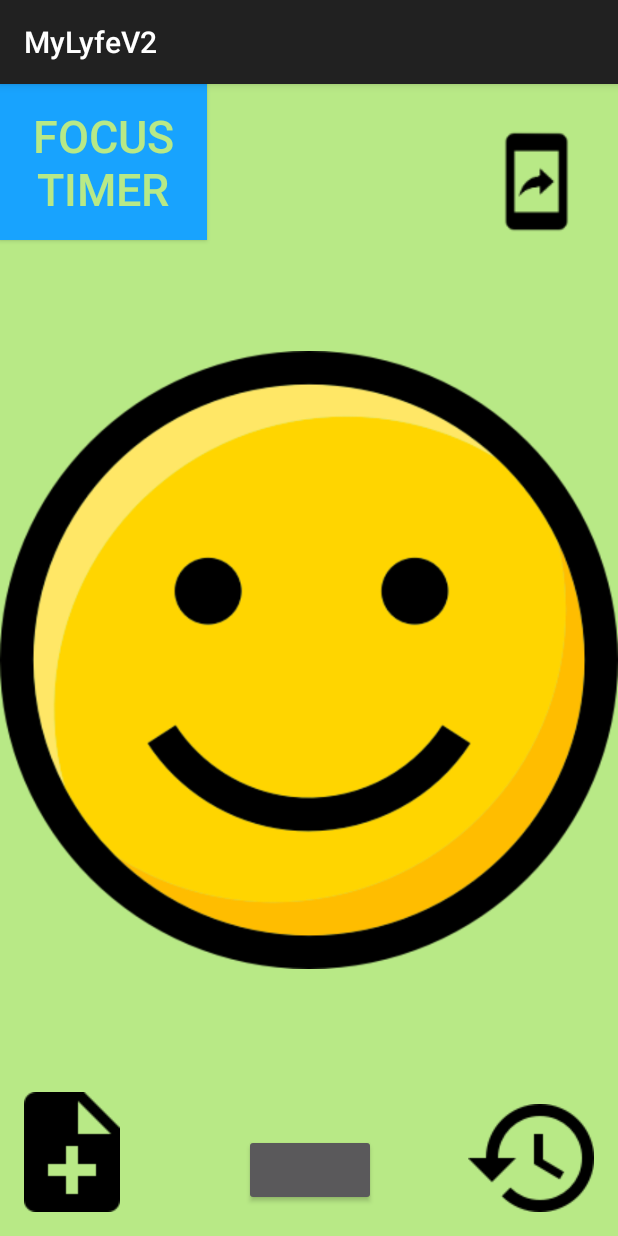
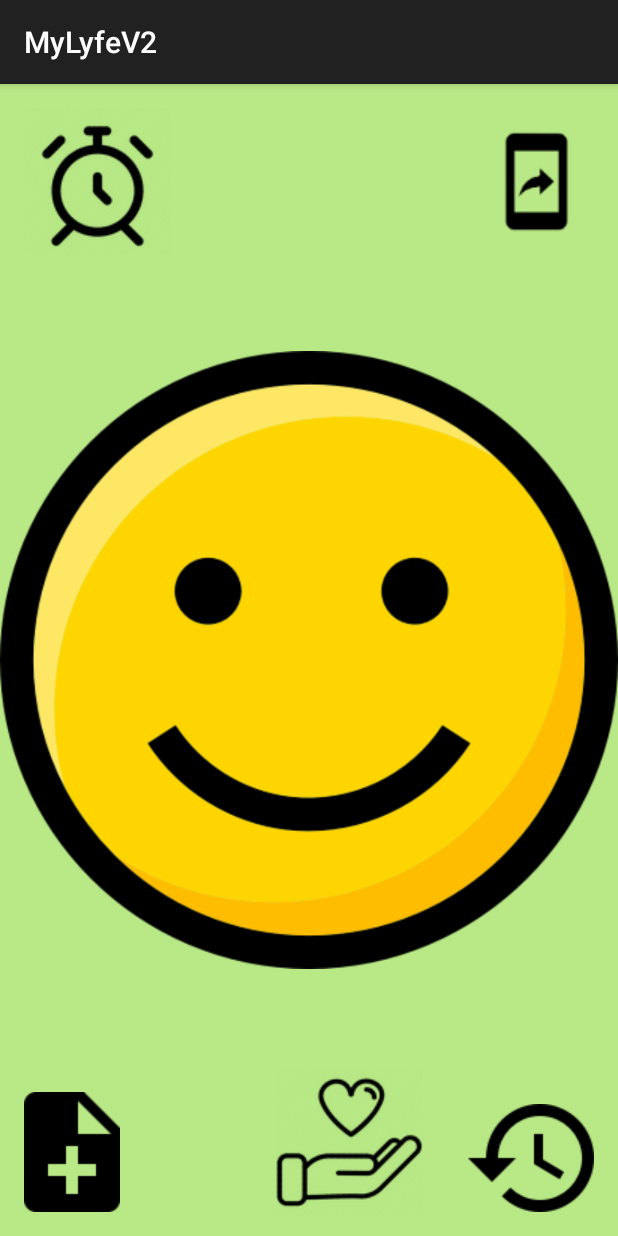
Before and after one commit to SeanHallahan/MyLyfe, an Android app: the MainActivity screen opened directly, with no data from a screen before it, on a phone screen of 412 x 824 dp. Run offline under Robolectric (Android 15) with nearby library versions, the phone set to English and light mode, and no system bars.

Commit message:
Cleaned up Main Activity added 2 new icons

```diff
--- a/app/src/main/java/com/example/mylyfev2/ui/MainActivity.java
+++ b/app/src/main/java/com/example/mylyfev2/ui/MainActivity.java
@@ -50,8 +50,8 @@ public class MainActivity extends AppCompatActivity implements GestureDetector.O
     private ImageButton moodHistoryButton;
     private ImageButton addCommentButton;
     private ImageButton shareAppButton;
-    private Button focusTimerButton;
-    private Button selfCareButton;
+    private ImageButton focusTimerButton;
+    private ImageButton selfCareButton;
     private GestureDetectorCompat mDetector;
     private RelativeLayout parentRelativeLayout;
 
--- a/app/src/main/res/layout/activity_main.xml
+++ b/app/src/main/res/layout/activity_main.xml
@@ -60,30 +60,32 @@
         android:src="@drawable/ic_mobile_screen_share" />
 
 
-    <Button
+    <ImageButton
         android:id="@+id/focusTimerButton"
-        android:layout_width="138dp"
-        android:layout_height="104dp"
-        android:layout_gravity="end"
-        android:layout_marginRight="10dp"
-        android:background="@color/gradient_end_color"
+        android:layout_width="wrap_content"
+        android:layout_height="wrap_content"
+        android:layout_alignParentStart="true"
+        android:layout_marginStart="16dp"
+        android:layout_marginTop="16dp"
+        android:layout_marginEnd="16dp"
+        android:layout_marginBottom="16dp"
+        android:background="@null"
         android:onClick="FocusTimer"
-        android:text="Focus Timer"
-        android:textColor="@color/colorHappy"
-        android:textSize="30dp" />
+        android:src="@drawable/focustimer" />
 
-    <Button
+    <ImageButton
         android:id="@+id/selfCareButton"
         android:layout_width="wrap_content"
         android:layout_height="wrap_content"
         android:layout_alignParentEnd="true"
         android:layout_alignParentBottom="true"
-        android:layout_marginStart="16dp"
         android:layout_marginTop="16dp"
-        android:layout_marginEnd="161dp"
-        android:layout_marginBottom="20dp"
-        android:onClick="SelfCare">
+        android:layout_marginEnd="130dp"
+        android:layout_marginBottom="13dp"
+        android:background="@null"
+        android:onClick="SelfCare"
+        android:src="@drawable/selfcare">
 
-    </Button>
+    </ImageButton>
 
 </RelativeLayout>
```
Also changed, not shown: app/src/main/res/drawable-v24/focus_timer.png (deleted), app/src/main/res/drawable-v24/focustimer.png (added), app/src/main/res/drawable-v24/selfcare.png (added).
